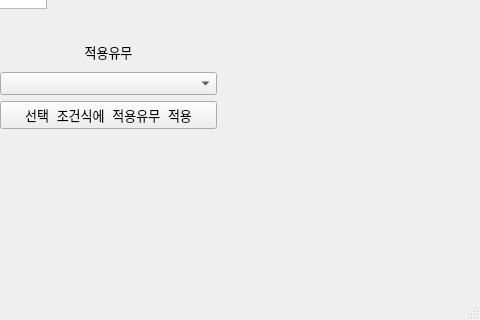
Qt form window.ui (mechurak/kiwoom) before a commit; both pictures show x 874 to 1354 and y 532 to 852 of the 1354 by 852 pixel window.
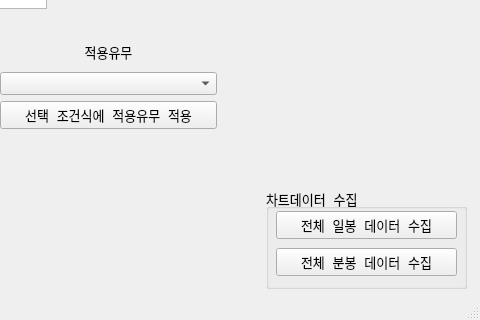
The same form after that commit.

Commit message: 일봉, 분봉 차트 데이터 수집하여 csv 로 저장

The edit to the form file:
```diff
--- a/window.ui
+++ b/window.ui
@@ -511,6 +511,45 @@
      <enum>Qt::Horizontal</enum>
     </property>
    </widget>
+   <widget class="QGroupBox" name="groupBox">
+    <property name="geometry">
+     <rect>
+      <x>1140</x>
+      <y>700</y>
+      <width>201</width>
+      <height>101</height>
+     </rect>
+    </property>
+    <property name="title">
+     <string>차트데이터 수집</string>
+    </property>
+    <widget class="QWidget" name="verticalLayoutWidget_2">
+     <property name="geometry">
+      <rect>
+       <x>10</x>
+       <y>20</y>
+       <width>181</width>
+       <height>71</height>
+      </rect>
+     </property>
+     <layout class="QVBoxLayout" name="verticalLayout_2">
+      <item>
+       <widget class="QPushButton" name="pushButton_6">
+        <property name="text">
+         <string>전체 일봉 데이터 수집</string>
+        </property>
+       </widget>
+      </item>
+      <item>
+       <widget class="QPushButton" name="pushButton_7">
+        <property name="text">
+         <string>전체 분봉 데이터 수집</string>
+        </property>
+       </widget>
+      </item>
+     </layout>
+    </widget>
+   </widget>
   </widget>
   <widget class="QMenuBar" name="menubar">
    <property name="geometry">
```
Left out of the diff: 42 changed lines with no effect on the pictures. The commit also changes 4 other files.
